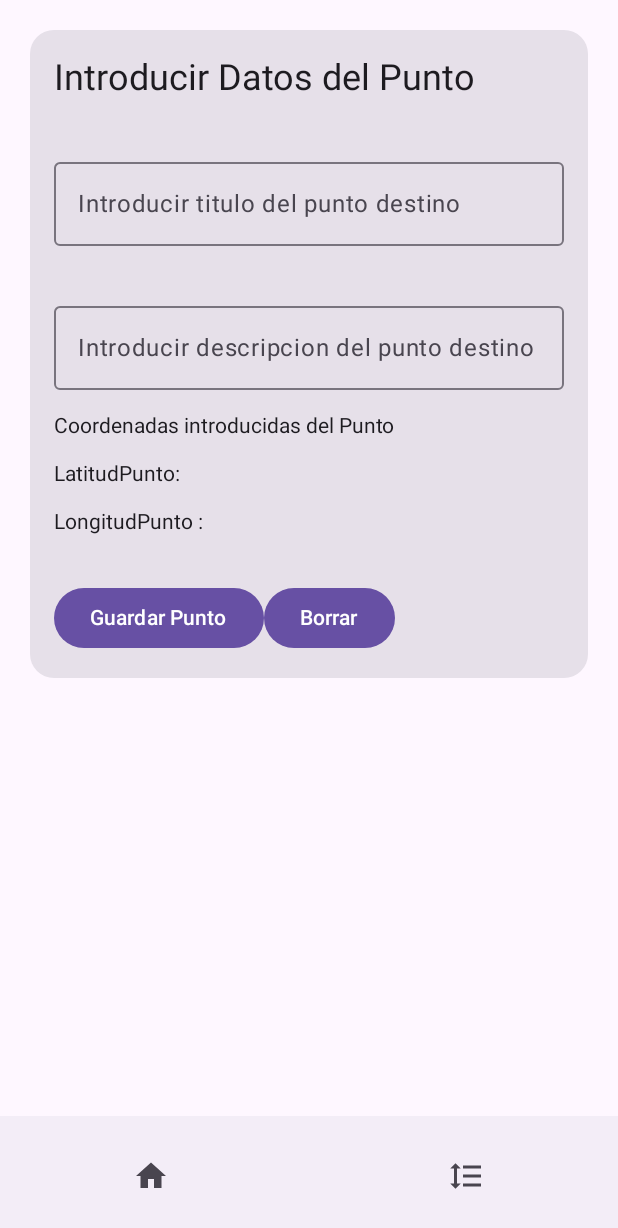
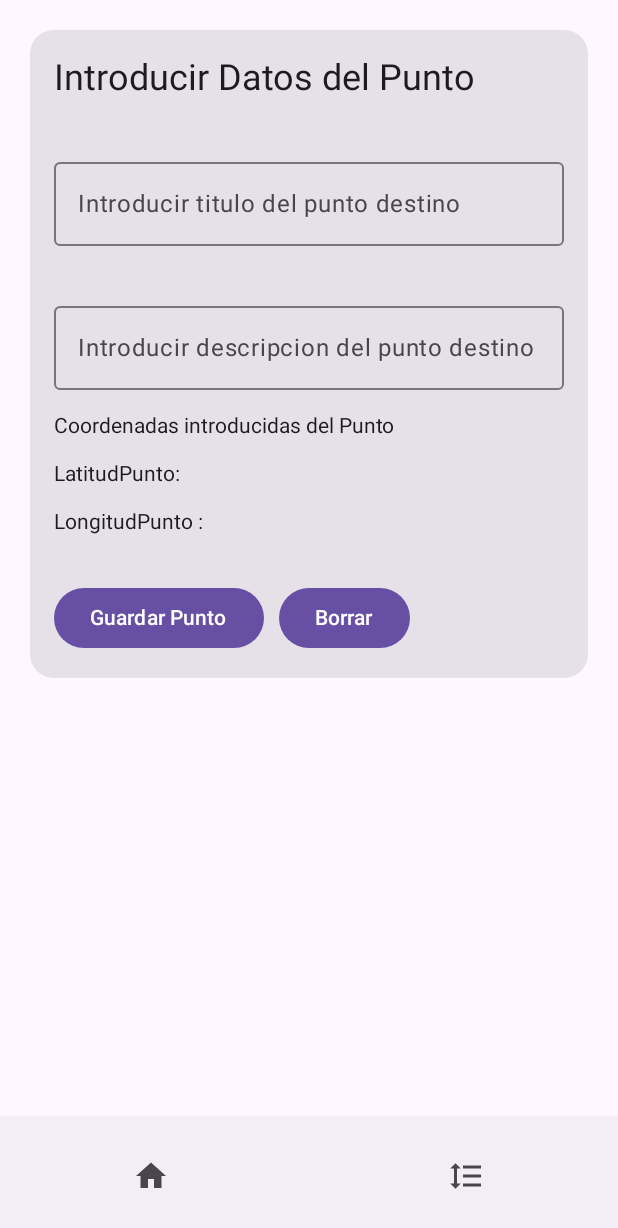
Before and after one commit to loquox/LoquoxLocation, an Android app built with Jetpack Compose: the screen it shows after launch (MainActivity), on a phone screen of 412 x 824 dp. Shown: the top 1228 px of the screen. Run offline under Robolectric (Android 15) with nearby library versions, the phone set to English and light mode, and no system bars; libraries missing offline, so code that uses them is left out: com.example; 2 statements that could not run were skipped.

```diff
--- a/app/src/main/java/com/example/LoquoxLocation/MainActivity.kt
+++ b/app/src/main/java/com/example/LoquoxLocation/MainActivity.kt
@@ -196,9 +196,10 @@ fun LocationScreen(navController: NavHostController,
                        longitudPuntoDouble
                    )
                }
-                if (distancia <= proximidad && confirmarCoordenadas) {
-                    Toast.makeText(context, "Estas a$distancia ", Toast.LENGTH_SHORT).show()
-                }
+                //Verificar que la distancia es inferior a la proximidad
+//                if (distancia <= proximidad && confirmarCoordenadas) {
+//                    Toast.makeText(context, "Estas a$distancia ", Toast.LENGTH_SHORT).show()
+//                }
             }
         }
     }
@@ -290,7 +291,7 @@ fun IntroducirCoor(
                     onCoordenadasConfirmadas(sitiosViewModel.tituloLocal, sitiosViewModel.descripcionLocal)
                     titulolocal = ""
                     descripcionlocal = ""
-                    if (latitudPunto.isNotEmpty() && longitudPunto.isNotEmpty()) {
+                    if (sitiosViewModel.tituloLocal.isNotEmpty() && sitiosViewModel.descripcionLocal.isNotEmpty()) {
                         navController.navigate("listaSitios")
                     }
 
@@ -298,7 +299,9 @@ fun IntroducirCoor(
                     Text("Guardar Punto")
                 }
 
-                Button(onClick = {
+                Button(modifier = Modifier.
+                    padding(start = 10.dp)
+                    , onClick = {
                     sitiosViewModel.tituloLocal=""
                     sitiosViewModel.descripcionLocal=""
                 })
```
